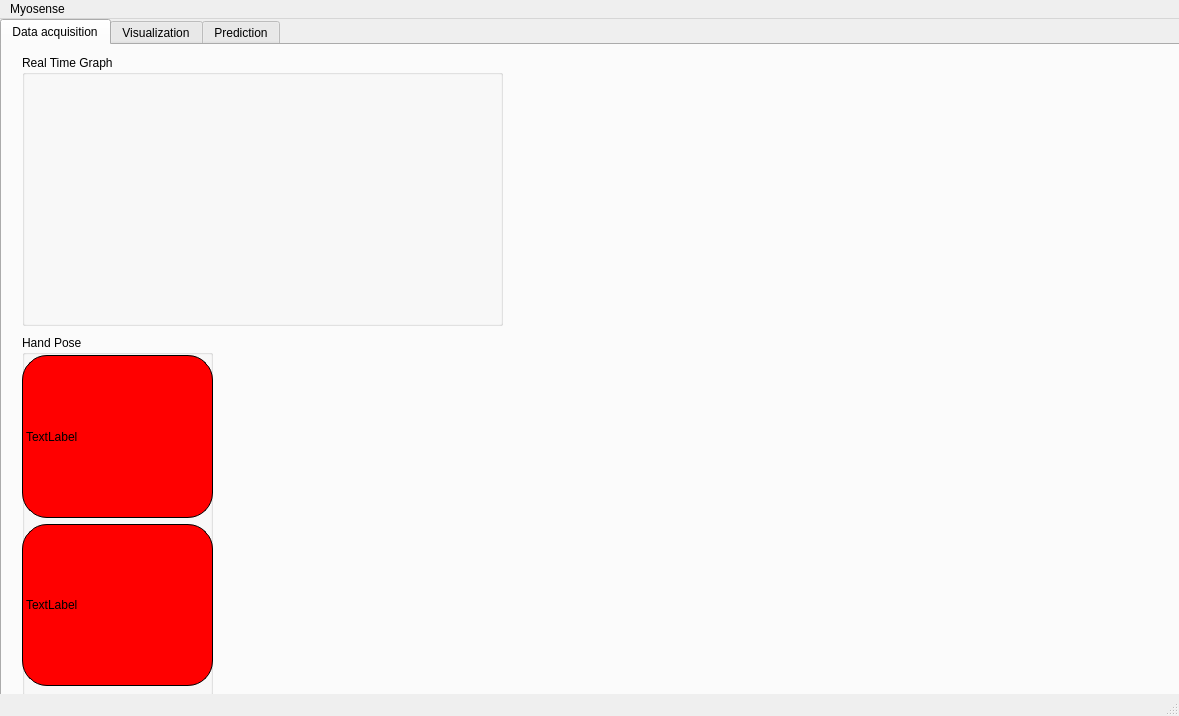
Juanraw/Myosense, file front/mainwindow.ui: the form before one commit.
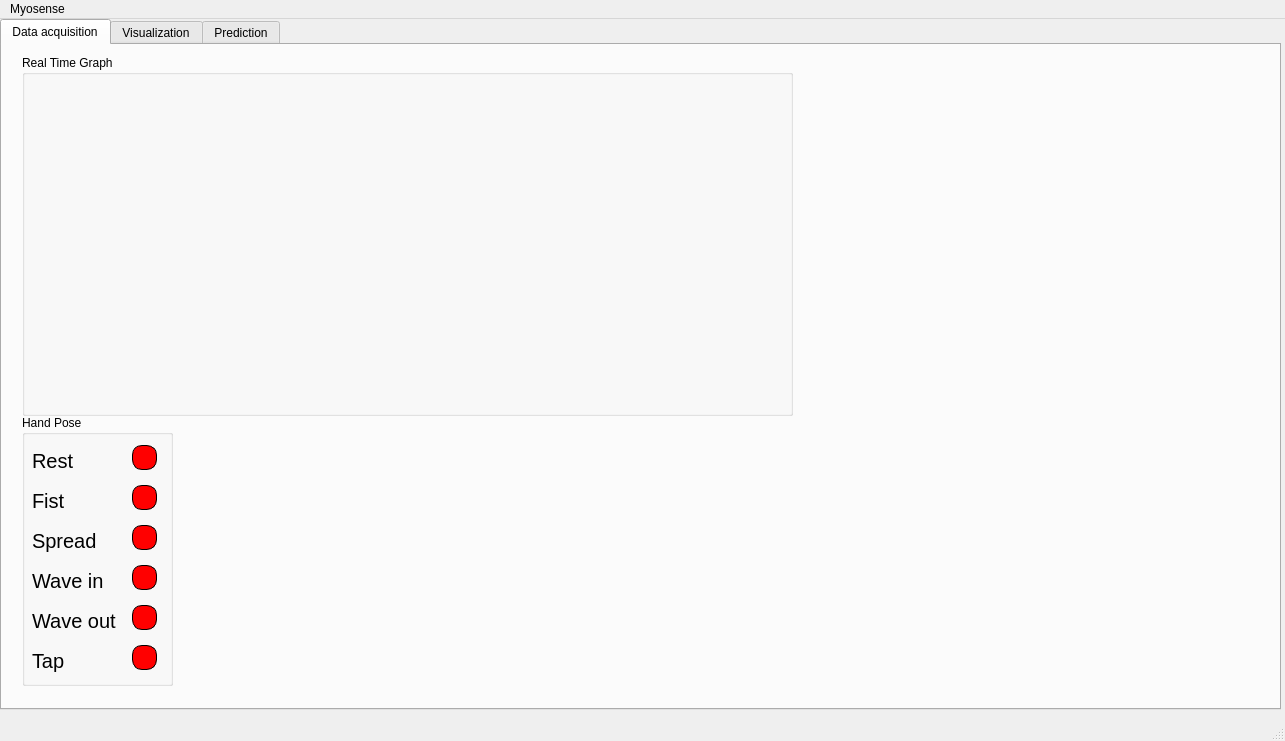
The form after the commit. Custom widgets are drawn as their Qt base class.

Commit message: Pose Recognition Labels on the UI

Diff of the .ui file:
```diff
--- a/front/mainwindow.ui
+++ b/front/mainwindow.ui
@@ -6,8 +6,8 @@
    <rect>
     <x>0</x>
     <y>0</y>
-    <width>1179</width>
-    <height>716</height>
+    <width>1285</width>
+    <height>741</height>
    </rect>
   </property>
   <property name="windowTitle">
@@ -19,7 +19,7 @@
      <rect>
       <x>0</x>
       <y>0</y>
-      <width>1181</width>
+      <width>1281</width>
       <height>691</height>
      </rect>
     </property>
@@ -38,8 +38,8 @@
        <rect>
         <x>20</x>
         <y>10</y>
-        <width>481</width>
-        <height>271</height>
+        <width>771</width>
+        <height>361</height>
        </rect>
       </property>
       <property name="title">
@@ -50,8 +50,8 @@
         <rect>
          <x>10</x>
          <y>30</y>
-         <width>461</width>
-         <height>231</height>
+         <width>751</width>
+         <height>321</height>
         </rect>
        </property>
       </widget>
@@ -60,51 +60,235 @@
       <property name="geometry">
        <rect>
         <x>20</x>
-        <y>290</y>
-        <width>191</width>
-        <height>361</height>
+        <y>370</y>
+        <width>151</width>
+        <height>271</height>
        </rect>
       </property>
       <property name="title">
        <string>Hand Pose</string>
       </property>
-      <widget class="QWidget" name="verticalLayoutWidget">
+      <widget class="QLabel" name="RestLamp">
        <property name="geometry">
         <rect>
-         <x>0</x>
-         <y>20</y>
-         <width>191</width>
-         <height>331</height>
+         <x>110</x>
+         <y>30</y>
+         <width>25</width>
+         <height>25</height>
         </rect>
        </property>
-       <layout class="QVBoxLayout" name="verticalLayout_2">
-        <item>
-         <widget class="QLabel" name="label">
-          <property name="styleSheet">
-           <string notr="true">background-color: rgb(255, 0, 0);
-border-radius: 25px;
+       <property name="styleSheet">
+        <string notr="true">background-color: rgb(255, 0, 0);
+border-radius: 10px;
 border: 1px solid black;
 </string>
-          </property>
-          <property name="text">
-           <string>TextLabel</string>
-          </property>
-         </widget>
-        </item>
-        <item>
-         <widget class="QLabel" name="label_2">
-          <property name="styleSheet">
-           <string notr="true">background-color: rgb(255, 0, 0);
-border-radius: 25px;
+       </property>
+       <property name="text">
+        <string/>
+       </property>
+      </widget>
+      <widget class="QLabel" name="SpreadLamp">
+       <property name="geometry">
+        <rect>
+         <x>110</x>
+         <y>110</y>
+         <width>25</width>
+         <height>25</height>
+        </rect>
+       </property>
+       <property name="styleSheet">
+        <string notr="true">background-color: rgb(255, 0, 0);
+border-radius: 10px;
 border: 1px solid black;
 </string>
-          </property>
-          <property name="text">
-           <string>TextLabel</string>
-          </property>
-         </widget>
-        </item>
-       </layout>
+       </property>
+       <property name="text">
+        <string/>
+       </property>
+      </widget>
+      <widget class="QLabel" name="WaveinLamp">
+       <property name="geometry">
+        <rect>
+         <x>110</x>
+         <y>150</y>
+         <width>25</width>
+         <height>25</height>
+        </rect>
+       </property>
+       <property name="styleSheet">
+        <string notr="true">background-color: rgb(255, 0, 0);
+border-radius: 10px;
+border: 1px solid black;
+</string>
+       </property>
+       <property name="text">
+        <string/>
+       </property>
+      </widget>
+      <widget class="QLabel" name="WaveoutLamp">
+       <property name="geometry">
+        <rect>
+         <x>110</x>
+         <y>190</y>
+         <width>25</width>
+         <height>25</height>
+        </rect>
+       </property>
+       <property name="styleSheet">
+        <string notr="true">background-color: rgb(255, 0, 0);
+border-radius: 10px;
+border: 1px solid black;
+</string>
+       </property>
+       <property name="text">
+        <string/>
+       </property>
+      </widget>
+      <widget class="QLabel" name="TapLamp">
+       <property name="geometry">
+        <rect>
+         <x>110</x>
+         <y>230</y>
+         <width>25</width>
+         <height>25</height>
+        </rect>
+       </property>
+       <property name="styleSheet">
+        <string notr="true">background-color: rgb(255, 0, 0);
+border-radius: 10px;
+border: 1px solid black;
+</string>
+       </property>
+       <property name="text">
+        <string/>
+       </property>
+      </widget>
+      <widget class="QLabel" name="FistLamp">
+       <property name="geometry">
+        <rect>
+         <x>110</x>
+         <y>70</y>
+         <width>25</width>
+         <height>25</height>
+        </rect>
+       </property>
+       <property name="styleSheet">
+        <string notr="true">background-color: rgb(255, 0, 0);
+border-radius: 10px;
+border: 1px solid black;
+</string>
+       </property>
+       <property name="text">
+        <string/>
+       </property>
+      </widget>
+      <widget class="QLabel" name="label">
+       <property name="geometry">
+        <rect>
+         <x>10</x>
+         <y>30</y>
+         <width>101</width>
+         <height>31</height>
+        </rect>
+       </property>
+       <property name="font">
+        <font>
+         <pointsize>15</pointsize>
+        </font>
+       </property>
+       <property name="text">
+        <string>Rest</string>
+       </property>
+      </widget>
+      <widget class="QLabel" name="label_2">
+       <property name="geometry">
+        <rect>
+         <x>10</x>
+         <y>70</y>
+         <width>101</width>
+         <height>31</height>
+        </rect>
+       </property>
+       <property name="font">
+        <font>
+         <pointsize>15</pointsize>
+        </font>
+       </property>
+       <property name="text">
+        <string>Fist</string>
+       </property>
+      </widget>
+      <widget class="QLabel" name="label_3">
+       <property name="geometry">
+        <rect>
+         <x>10</x>
+         <y>110</y>
+         <width>101</width>
+         <height>31</height>
+        </rect>
+       </property>
+       <property name="font">
+        <font>
+         <pointsize>15</pointsize>
+        </font>
+       </property>
+       <property name="text">
+        <string>Spread</string>
+       </property>
+      </widget>
+      <widget class="QLabel" name="label_4">
+       <property name="geometry">
+        <rect>
+         <x>10</x>
+         <y>150</y>
+         <width>101</width>
+         <height>31</height>
+        </rect>
+       </property>
+       <property name="font">
+        <font>
+         <pointsize>15</pointsize>
+        </font>
+       </property>
+       <property name="text">
+        <string>Wave in</string>
+       </property>
+      </widget>
+      <widget class="QLabel" name="label_5">
+       <property name="geometry">
+        <rect>
+         <x>10</x>
+         <y>190</y>
+         <width>111</width>
+         <height>31</height>
+        </rect>
+       </property>
+       <property name="font">
+        <font>
+         <pointsize>15</pointsize>
+        </font>
+       </property>
+       <property name="text">
+        <string>Wave out</string>
+       </property>
+      </widget>
+      <widget class="QLabel" name="label_6">
+       <property name="geometry">
+        <rect>
+         <x>10</x>
+         <y>230</y>
+         <width>101</width>
+         <height>31</height>
+        </rect>
+       </property>
+       <property name="font">
+        <font>
+         <pointsize>15</pointsize>
+        </font>
+       </property>
+       <property name="text">
+        <string>Tap</string>
+       </property>
       </widget>
      </widget>
     </widget>
@@ -125,7 +309,7 @@
     <rect>
      <x>0</x>
      <y>0</y>
-     <width>1179</width>
+     <width>1285</width>
      <height>21</height>
     </rect>
    </property>
```
The commit also changes 1 other file.
